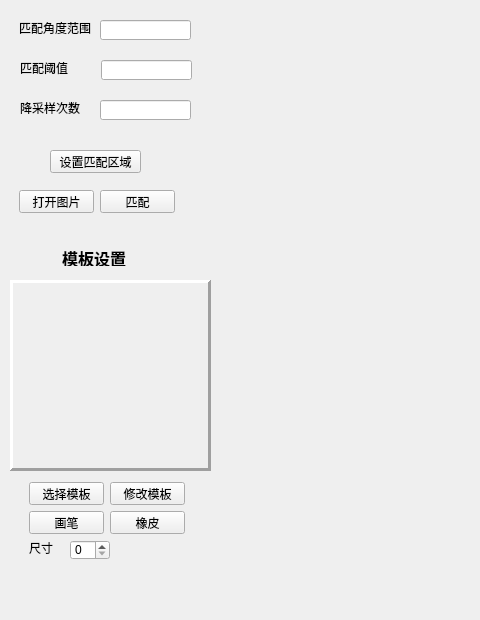
Qt form nccmatchwidget.ui (lzj12321/AF_Vision) before a commit; both pictures show x 0 to 480 and y 110 to 730 of the 1248 by 832 pixel window.
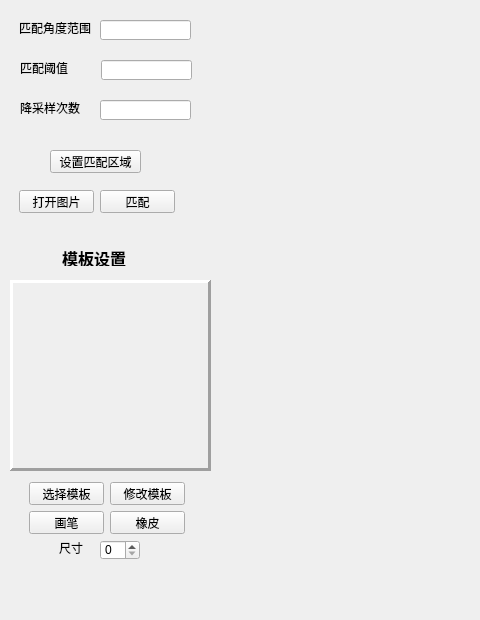
The same form after that commit.

The edit to the form file:
```diff
--- a/nccmatchwidget.ui
+++ b/nccmatchwidget.ui
@@ -80,7 +80,7 @@
     <rect>
      <x>20</x>
      <y>170</y>
-     <width>48</width>
+     <width>61</width>
      <height>16</height>
     </rect>
    </property>
@@ -230,7 +230,7 @@
   <widget class="QLabel" name="label_12">
    <property name="geometry">
     <rect>
-     <x>29</x>
+     <x>59</x>
      <y>650</y>
      <width>31</width>
      <height>16</height>
@@ -243,7 +243,7 @@
   <widget class="QSpinBox" name="spinBox">
    <property name="geometry">
     <rect>
-     <x>70</x>
+     <x>100</x>
      <y>650</y>
      <width>40</width>
      <height>20</height>
```
